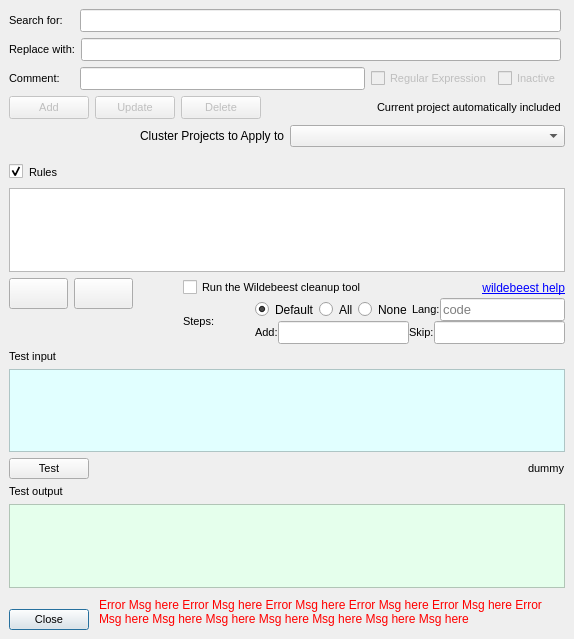
The window that Dev/Lib/Windows/TextInOut.ui (rmlockwood/FLExTrans) describes before a commit, drawn with Qt 5.
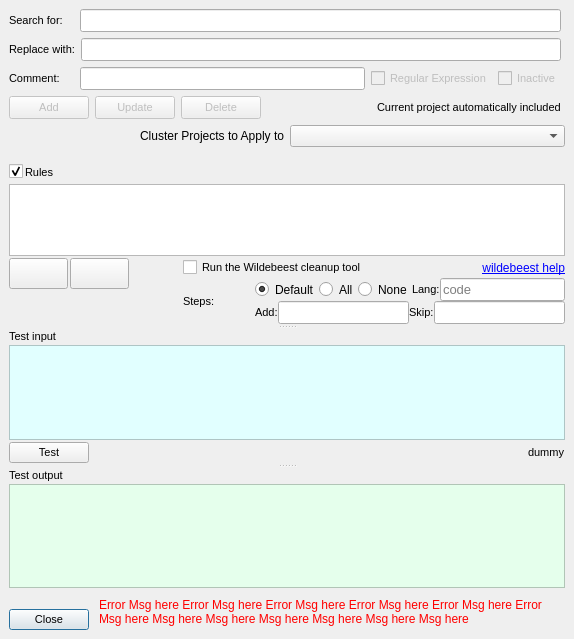
The same window after the commit.

Commit message: add splitter controls and save them

Patch:
```diff
--- a/Dev/Lib/Windows/TextInOut.ui
+++ b/Dev/Lib/Windows/TextInOut.ui
@@ -329,6 +329,34 @@
         <number>0</number>
        </property>
        <item>
+        <widget class="QSplitter" name="mainSplitter">
+         <property name="orientation">
+          <enum>Qt::Orientation::Vertical</enum>
+         </property>
+         <property name="handleWidth">
+          <number>6</number>
+         </property>
+         <property name="childrenCollapsible">
+          <bool>false</bool>
+         </property>
+         <widget class="QWidget" name="rulesPanel" native="true">
+          <layout class="QVBoxLayout" name="rulesPanelLayout">
+           <property name="spacing">
+            <number>2</number>
+           </property>
+           <property name="leftMargin">
+            <number>0</number>
+           </property>
+           <property name="topMargin">
+            <number>0</number>
+           </property>
+           <property name="rightMargin">
+            <number>0</number>
+           </property>
+           <property name="bottomMargin">
+            <number>0</number>
+           </property>
+           <item>
         <layout class="QHBoxLayout" name="horizontalLayout_8">
          <item>
           <widget class="QCheckBox" name="selectAllCheckBox">
@@ -372,12 +400,6 @@
        </item>
        <item>
         <widget class="QListView" name="rulesList">
-         <property name="minimumSize">
-          <size>
-           <width>0</width>
-           <height>26</height>
-          </size>
-         </property>
          <property name="font">
           <font>
            <pointsize>10</pointsize>
@@ -710,6 +732,25 @@
          </item>
         </layout>
        </item>
+          </layout>
+         </widget>
+         <widget class="QWidget" name="testInputPanel" native="true">
+          <layout class="QVBoxLayout" name="testInputPanelLayout">
+           <property name="spacing">
+            <number>2</number>
+           </property>
+           <property name="leftMargin">
+            <number>0</number>
+           </property>
+           <property name="topMargin">
+            <number>0</number>
+           </property>
+           <property name="rightMargin">
+            <number>0</number>
+           </property>
+           <property name="bottomMargin">
+            <number>0</number>
+           </property>
        <item>
         <widget class="QLabel" name="testInputLabel">
          <property name="font">
@@ -724,12 +765,6 @@
        </item>
        <item>
         <widget class="QTextEdit" name="inputText">
-         <property name="minimumSize">
-          <size>
-           <width>0</width>
-           <height>23</height>
-          </size>
-         </property>
          <property name="font">
           <font>
            <pointsize>10</pointsize>
@@ -795,6 +830,25 @@
          </item>
         </layout>
        </item>
+          </layout>
+         </widget>
+         <widget class="QWidget" name="testOutputPanel" native="true">
+          <layout class="QVBoxLayout" name="testOutputPanelLayout">
+           <property name="spacing">
+            <number>2</number>
+           </property>
+           <property name="leftMargin">
+            <number>0</number>
+           </property>
+           <property name="topMargin">
+            <number>0</number>
+           </property>
+           <property name="rightMargin">
+            <number>0</number>
+           </property>
+           <property name="bottomMargin">
+            <number>0</number>
+           </property>
        <item>
         <widget class="QLabel" name="testInputLabel_2">
          <property name="font">
@@ -809,12 +863,6 @@
        </item>
        <item>
         <widget class="QTextEdit" name="outputText">
-         <property name="minimumSize">
-          <size>
-           <width>0</width>
-           <height>23</height>
-          </size>
-         </property>
          <property name="font">
           <font>
            <pointsize>10</pointsize>
@@ -846,6 +894,10 @@
          <property name="placeholderText">
           <string/>
          </property>
+            </widget>
+           </item>
+          </layout>
+         </widget>
         </widget>
        </item>
        <item>
```
Lines whose indentation alone changed are shown as unchanged. The commit also changes 2 other files.
